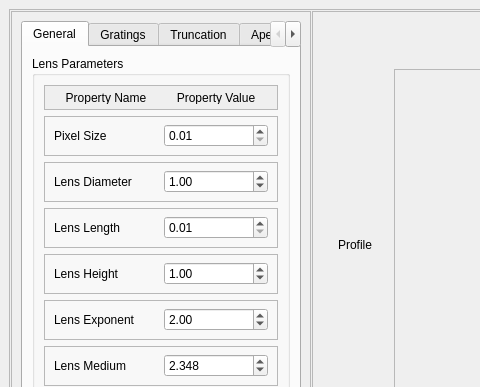
The window that src/lens_simulation/UI/qtdesigner_files/LensCreator.ui (DeMarcoLab/juno) describes before a commit, drawn with Qt 5; both pictures show x 0 to 480 and y 0 to 387 of the 1123 by 820 pixel window.
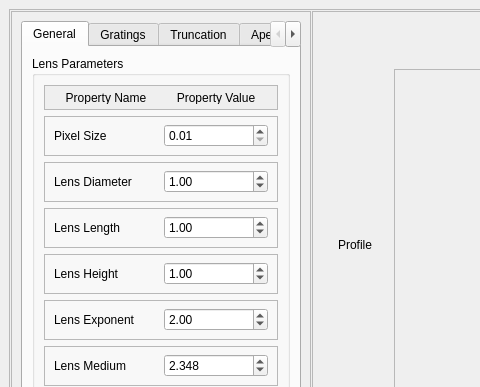
The same window after the commit.

Commit message: Add lens_length functionality

```diff
--- a/src/lens_simulation/UI/qtdesigner_files/LensCreator.ui
+++ b/src/lens_simulation/UI/qtdesigner_files/LensCreator.ui
@@ -323,7 +323,7 @@
                        <enum>QAbstractSpinBox::AdaptiveDecimalStepType</enum>
                       </property>
                       <property name="value">
-                       <double>0.010000000000000</double>
+                       <double>1.000000000000000</double>
                       </property>
                      </widget>
                     </item>
```
The commit also changes 1 other file.
